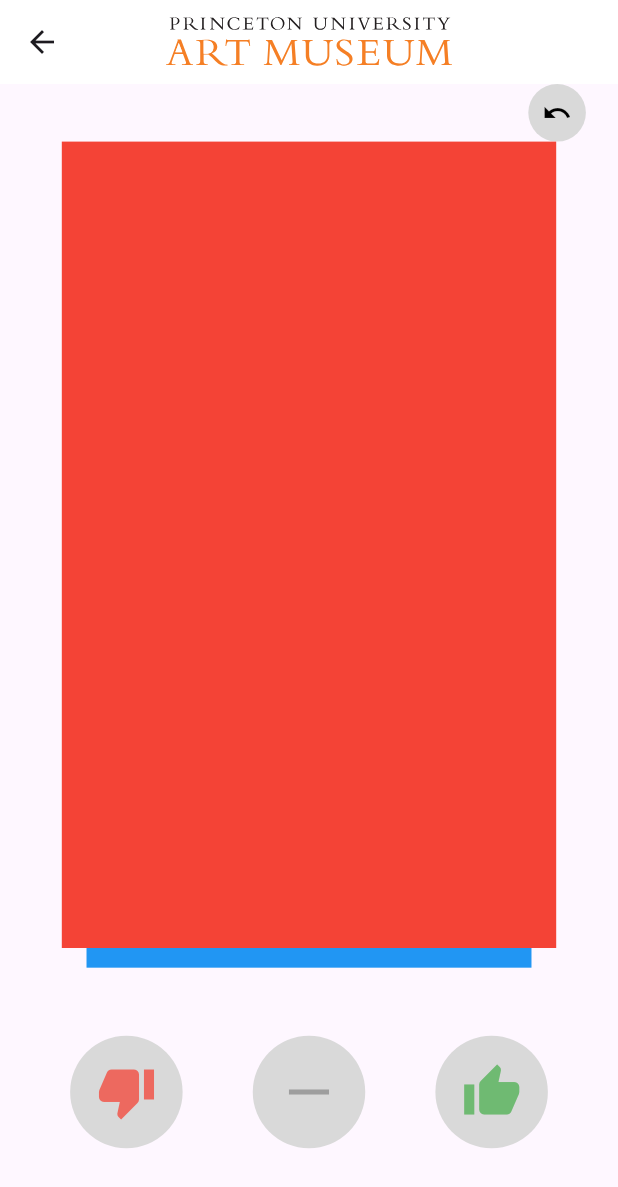
After one commit to javierlinero/artmuseum, a Flutter app: the TinderForArtPage screen opened directly, on a phone screen of 412 x 824 dp. The commit adds this screen. Shown: the top 1187 px of the screen. Run offline on Flutter 3.47's test engine with Material 2 defaults, Android fonts, the phone set to English and light mode, and no system bars; drawn by our look-alikes of appinio_swiper; our stand-ins replace another_flutter_splash_screen, auto_size_text, equatable, flutter_bloc, flutter_native_splash, flutter_svg and 1 more.

Commit message:
Reorganize widgets

```diff
--- a/mobile/lib/tinder_for_art/index.dart
+++ b/mobile/lib/tinder_for_art/index.dart
@@ -2,3 +2,4 @@ export 'screens/index.dart';
 export 'controllers/index.dart';
 export 'bloc/index.dart';
 export 'domain/index.dart';
+export 'widgets/index.dart';
--- a/mobile/lib/tinder_for_art/screens/tinder_for_art_screen.dart
+++ b/mobile/lib/tinder_for_art/screens/tinder_for_art_screen.dart
@@ -47,16 +47,21 @@ class _TinderForArtPageState extends State<TinderForArtPage> {
                       horizontal: deviceWidth(context) * 0.05),
                   child: SizedBox(
                       height: undoHeight,
-                      child: _undoButton(appinioController, state)),
+                      child: TinderUndoButton(
+                          appinioController: appinioController, state: state)),
                 ),
                 Container(
                   height: swiperHeight,
                   alignment: Alignment.center,
-                  child: _buildSwiper(appinioController),
+                  child: TinderSwiper(
+                      swiperController: _swiperController,
+                      colorCards: colorCards,
+                      appinioController: appinioController),
                 ),
                 SizedBox(
                   height: buttonsHeight,
-                  child: _buildButtonRow(),
+                  child: TinderButtonActionRow(
+                      swiperController: _swiperController),
                 )
               ],
             );
@@ -65,106 +70,4 @@ class _TinderForArtPageState extends State<TinderForArtPage> {
       },
     );
   }
-
-  GestureDetector _undoButton(
-      AppinioController appinioController, ArtworkState state) {
-    return GestureDetector(
-      onTap: () {
-        state.canUndo ? appinioController.undoSwipe() : null;
-      },
-      child: Container(
-        width: 40,
-        height: 40,
-        decoration: ShapeDecoration(
-          color: AppTheme.buttonGrey,
-          shape: CircleBorder(),
-        ),
-        child: Center(child: Icon(Icons.undo, size: 20, color: Colors.black)),
-      ),
-    );
-  }
-
-  Row _buildButtonRow() {
-    return Row(
-      mainAxisAlignment: MainAxisAlignment.spaceEvenly,
-      children: [
-        GestureDetector(
-          onTap: () {
-            _swiperController.swipeLeft();
-          },
-          child: Container(
-            width: 75,
-            height: 75,
-            decoration: ShapeDecoration(
-              color: AppTheme.buttonGrey,
-              shape: OvalBorder(),
-            ),
-            child: Center(
-                child: Icon(Icons.thumb_down,
-                    size: 40, color: Colors.red.withOpacity(0.75))),
-          ),
-        ),
-        GestureDetector(
-          onTap: () {
-            _swiperController.swipeUp();
-          },
-          child: Container(
-            width: 75,
-            height: 75,
-            decoration: ShapeDecoration(
-              color: AppTheme.buttonGrey,
-              shape: OvalBorder(),
-            ),
-            child: Center(
-                child: Icon(Icons.horizontal_rule_outlined,
-                    size: 40, color: Colors.grey)),
-          ),
-        ),
-        GestureDetector(
-          onTap: () {
-            _swiperController.swipeRight();
-          },
-          child: Container(
-            width: 75,
-            height: 75,
-            decoration: ShapeDecoration(
-              color: AppTheme.buttonGrey,
-              shape: OvalBorder(),
-            ),
-            child: Center(
-                child: Icon(Icons.thumb_up,
-                    size: 40, color: Colors.green.withOpacity(0.75))),
-          ),
-        ),
-      ],
-    );
-  }
-
-  AppinioSwiper _buildSwiper(AppinioController appinioController) {
-    return AppinioSwiper(
-      swipeOptions: const AppinioSwipeOptions.only(
-        left: true,
-        right: true,
-        bottom: false,
-        top: true,
-      ),
-      unlimitedUnswipe: true,
-      controller: _swiperController,
-      cardsBuilder: (BuildContext context, int index) {
-        return Center(
-          child: Stack(children: [
-            Container(
-              width: MediaQuery.of(context).size.width * 0.8,
-              height: MediaQuery.of(context).size.height * 0.7,
-              color: colorCards[index],
-            )
-          ]),
-        );
-      },
-      cardsCount: colorCards.length,
-      onSwipe: (index, direction) {
-        appinioController.handleSwipe(index, direction);
-      },
-    );
-  }
 }
--- a/mobile/lib/tinder_for_art/widgets/index.dart
+++ b/mobile/lib/tinder_for_art/widgets/index.dart
@@ -0,0 +1,3 @@
+export 'tinder_button_actions.dart';
+export 'tinder_undo_button.dart';
+export 'tinder_swiper.dart';
--- /dev/null
+++ b/mobile/lib/tinder_for_art/widgets/tinder_button_actions.dart
@@ -0,0 +1,71 @@
+// ignore_for_file: prefer_const_constructors
+
+import 'package:appinio_swiper/appinio_swiper.dart';
+import 'package:flutter/material.dart';
+import 'package:puam_app/shared/index.dart';
+
+class TinderButtonActionRow extends StatelessWidget {
+  const TinderButtonActionRow({
+    super.key,
+    required AppinioSwiperController swiperController,
+  }) : _swiperController = swiperController;
+
+  final AppinioSwiperController _swiperController;
+
+  @override
+  Widget build(BuildContext context) {
+    return Row(
+      mainAxisAlignment: MainAxisAlignment.spaceEvenly,
+      children: [
+        GestureDetector(
+          onTap: () {
+            _swiperController.swipeLeft();
+          },
+          child: Container(
+            width: 75,
+            height: 75,
+            decoration: ShapeDecoration(
+              color: AppTheme.buttonGrey,
+              shape: OvalBorder(),
+            ),
+            child: Center(
+                child: Icon(Icons.thumb_down,
+                    size: 40, color: Colors.red.withOpacity(0.75))),
+          ),
+        ),
+        GestureDetector(
+          onTap: () {
+            _swiperController.swipeUp();
+          },
+          child: Container(
+            width: 75,
+            height: 75,
+            decoration: ShapeDecoration(
+              color: AppTheme.buttonGrey,
+              shape: OvalBorder(),
+            ),
+            child: Center(
+                child: Icon(Icons.horizontal_rule_outlined,
+                    size: 40, color: Colors.grey)),
+          ),
+        ),
+        GestureDetector(
+          onTap: () {
+            _swiperController.swipeRight();
+          },
+          child: Container(
+            width: 75,
+            height: 75,
+            decoration: ShapeDecoration(
+              color: AppTheme.buttonGrey,
+              shape: OvalBorder(),
+            ),
+            child: Center(
+                child: Icon(Icons.thumb_up,
+                    size: 40, color: Colors.green.withOpacity(0.75))),
+          ),
+        ),
+      ],
+    );
+  }
+}
--- /dev/null
+++ b/mobile/lib/tinder_for_art/widgets/tinder_swiper.dart
@@ -0,0 +1,45 @@
+import 'package:appinio_swiper/appinio_swiper.dart';
+import 'package:flutter/material.dart';
+import 'package:puam_app/tinder_for_art/index.dart';
+
+class TinderSwiper extends StatelessWidget {
+  const TinderSwiper({
+    super.key,
+    required AppinioSwiperController swiperController,
+    required this.colorCards,
+    required this.appinioController,
+  }) : _swiperController = swiperController;
+
+  final AppinioSwiperController _swiperController;
+  final List<Color> colorCards;
+  final AppinioController appinioController;
+
+  @override
+  Widget build(BuildContext context) {
+    return AppinioSwiper(
+      swipeOptions: const AppinioSwipeOptions.only(
+        left: true,
+        right: true,
+        bottom: false,
+        top: true,
+      ),
+      unlimitedUnswipe: true,
+      controller: _swiperController,
+      cardsBuilder: (BuildContext context, int index) {
+        return Center(
+          child: Stack(children: [
+            Container(
+              width: MediaQuery.of(context).size.width * 0.8,
+              height: MediaQuery.of(context).size.height * 0.7,
+              color: colorCards[index],
+            )
+          ]),
+        );
+      },
+      cardsCount: colorCards.length,
+      onSwipe: (index, direction) {
+        appinioController.handleSwipe(index, direction);
+      },
+    );
+  }
+}
--- /dev/null
+++ b/mobile/lib/tinder_for_art/widgets/tinder_undo_button.dart
@@ -0,0 +1,34 @@
+// ignore_for_file: prefer_const_constructors
+
+import 'package:flutter/material.dart';
+import 'package:puam_app/shared/index.dart';
+import 'package:puam_app/tinder_for_art/index.dart';
+
+class TinderUndoButton extends StatelessWidget {
+  const TinderUndoButton({
+    super.key,
+    required this.appinioController,
+    required this.state,
+  });
+
+  final AppinioController appinioController;
+  final ArtworkState state;
+
+  @override
+  Widget build(BuildContext context) {
+    return GestureDetector(
+      onTap: () {
+        state.canUndo ? appinioController.undoSwipe() : null;
+      },
+      child: Container(
+        width: 40,
+        height: 40,
+        decoration: ShapeDecoration(
+          color: AppTheme.buttonGrey,
+          shape: CircleBorder(),
+        ),
+        child: Center(child: Icon(Icons.undo, size: 20, color: Colors.black)),
+      ),
+    );
+  }
+}
```
